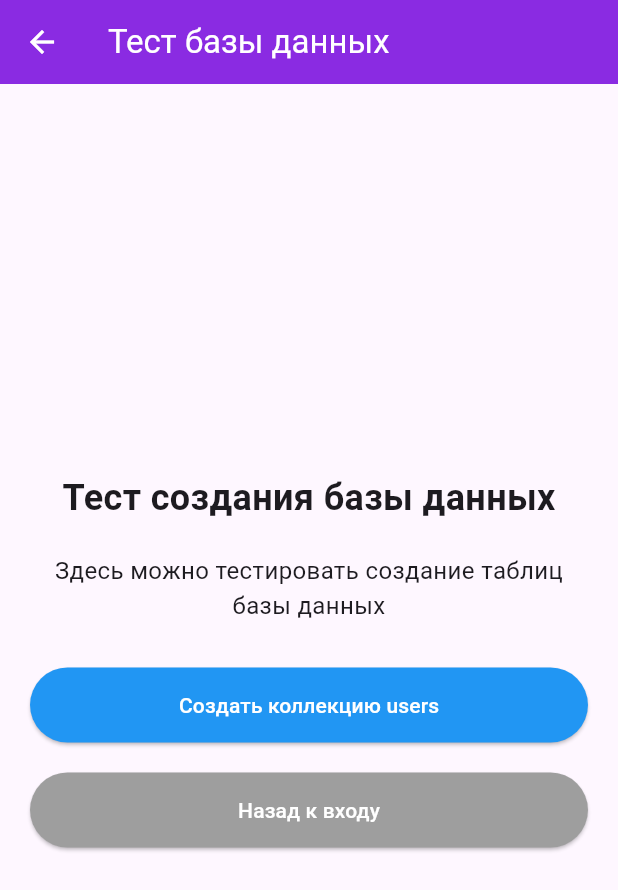
After one commit to neshika/oksana_shik, a Flutter app: the screen it shows after launch, after a tap on "Перейти к тесту базы данных", on a phone screen of 412 x 824 dp. The commit adds this screen. Shown: the top 890 px of the screen. Run offline on Flutter 3.47's test engine with Material 3 defaults, Android fonts, the light colour scheme and no system bars; our stand-ins replace cloud_firestore, dio, firebase_auth, firebase_core; accounts and stored records are empty.

Commit message:
создали таблицу users

```diff
--- /dev/null
+++ b/lib/models/user_model.dart
@@ -0,0 +1,37 @@
+import 'package:cloud_firestore/cloud_firestore.dart';
+
+class User {
+  final String uid;
+  final String email;
+  final String fullName;
+  final String phoneNumber;
+  final DateTime createdAt;
+
+  User({
+    required this.uid,
+    required this.email,
+    required this.fullName,
+    required this.phoneNumber,
+    required this.createdAt,
+  });
+
+  factory User.fromMap(Map<String, dynamic> map, String uid) {
+    return User(
+      uid: uid,
+      email: map['email'] ?? '',
+      fullName: map['fullName'] ?? '',
+      phoneNumber: map['phoneNumber'] ?? '',
+      createdAt: (map['createdAt'] as Timestamp?)?.toDate() ?? DateTime.now(),
+    );
+  }
+
+  Map<String, dynamic> toMap() {
+    return {
+      'uid': uid,
+      'email': email,
+      'fullName': fullName,
+      'phoneNumber': phoneNumber,
+      'createdAt': Timestamp.fromDate(createdAt),
+    };
+  }
+}
--- a/lib/screens/auth/login_screen.dart
+++ b/lib/screens/auth/login_screen.dart
@@ -1,5 +1,6 @@
 // lib/screens/auth/login_screen.dart
 import 'package:flutter/material.dart';
+import 'package:oksana_shik/screens/auth/test_screen.dart';
 import 'package:oksana_shik/utils/theme.dart';
 import 'package:firebase_auth/firebase_auth.dart';
 
@@ -134,6 +135,27 @@ class LoginScreen extends StatelessWidget {
                   TextButton.styleFrom(foregroundColor: AppTheme.primaryColor),
               child: const Text('Зарегистрироваться'),
             ),
+            // Новая кнопка для перехода на экран Test
+            const SizedBox(height: 20),
+            SizedBox(
+              width: double.infinity,
+              height: 50,
+              child: ElevatedButton(
+                onPressed: () {
+                  // Переход на экран Test
+                  Navigator.push(
+                    context,
+                    MaterialPageRoute(builder: (context) => const TestScreen()),
+                  );
+                },
+                style: ElevatedButton.styleFrom(
+                  backgroundColor:
+                      Colors.green, // Зеленый цвет для тестовой кнопки
+                  foregroundColor: Colors.white,
+                ),
+                child: const Text('Перейти к тесту базы данных'),
+              ),
+            ),
           ],
         ),
       ),
--- /dev/null
+++ b/lib/screens/auth/test_screen.dart
@@ -0,0 +1,97 @@
+// lib/screens/auth/test_screen.dart
+import 'package:flutter/material.dart';
+import 'package:oksana_shik/utils/theme.dart';
+import 'package:oksana_shik/services/firestore_service.dart';
+
+class TestScreen extends StatelessWidget {
+  const TestScreen({super.key});
+
+  // Функция для создания коллекции users в Firestore
+  void createUsersCollection(BuildContext context) async {
+    try {
+      // Создаем тестового пользователя (для демонстрации)
+      await FirestoreService.createUser(
+        uid: 'test_user_123', // Уникальный ID пользователя
+        email: 'test@example.com',
+        fullName: 'Тестовый Пользователь',
+        phoneNumber: '+71234567890',
+      );
+
+      // Показываем сообщение об успешном создании
+      ScaffoldMessenger.of(context).showSnackBar(
+        const SnackBar(content: Text('Коллекция users создана!')),
+      );
+    } catch (e) {
+      // Показываем сообщение об ошибке
+      ScaffoldMessenger.of(context).showSnackBar(
+        SnackBar(content: Text('Ошибка: $e')),
+      );
+    }
+  }
+
+  @override
+  Widget build(BuildContext context) {
+    return Scaffold(
+      appBar: AppBar(
+        title: const Text('Тест базы данных'),
+        backgroundColor: AppTheme.primaryColor,
+        foregroundColor: AppTheme.backgroundColor,
+      ),
+      body: Padding(
+        padding: const EdgeInsets.all(20.0),
+        child: Column(
+          mainAxisAlignment: MainAxisAlignment.center,
+          children: [
+            const Text(
+              'Тест создания базы данных',
+              style: TextStyle(
+                fontSize: 24,
+                fontWeight: FontWeight.bold,
+              ),
+            ),
+            const SizedBox(height: 20),
+            const Text(
+              'Здесь можно тестировать создание таблиц базы данных',
+              textAlign: TextAlign.center,
+              style: TextStyle(fontSize: 16),
+            ),
+            const SizedBox(height: 30),
+
+            // Кнопка для создания коллекции users
+            SizedBox(
+              width: double.infinity,
+              height: 50,
+              child: ElevatedButton(
+                onPressed: () => createUsersCollection(context),
+                style: ElevatedButton.styleFrom(
+                  backgroundColor: Colors.blue, // Синий цвет
+                  foregroundColor: Colors.white,
+                ),
+                child: const Text('Создать коллекцию users'),
+              ),
+            ),
+
+            const SizedBox(height: 20),
+
+            // Кнопка для перехода обратно
+            SizedBox(
+              width: double.infinity,
+              height: 50,
+              child: ElevatedButton(
+                onPressed: () {
+                  // Возвращаемся на экран входа
+                  Navigator.pop(context);
+                },
+                style: ElevatedButton.styleFrom(
+                  backgroundColor: Colors.grey, // Серый цвет
+                  foregroundColor: Colors.white,
+                ),
+                child: const Text('Назад к входу'),
+              ),
+            ),
+          ],
+        ),
+      ),
+    );
+  }
+}
--- /dev/null
+++ b/lib/services/firestore_service.dart
@@ -0,0 +1,43 @@
+import 'package:cloud_firestore/cloud_firestore.dart';
+import 'package:oksana_shik/models/user_model.dart';
+
+class FirestoreService {
+  static final FirebaseFirestore _firestore = FirebaseFirestore.instance;
+
+  // Создание нового пользователя
+  static Future<void> createUser({
+    required String uid,
+    required String email,
+    required String fullName,
+    required String phoneNumber,
+  }) async {
+    try {
+      await _firestore.collection('users').doc(uid).set({
+        'uid': uid,
+        'email': email,
+        'fullName': fullName,
+        'phoneNumber': phoneNumber,
+        'createdAt': FieldValue.serverTimestamp(),
+      });
+      print('Пользователь успешно создан!');
+    } catch (e) {
+      print('Ошибка при создании пользователя: $e');
+      rethrow;
+    }
+  }
+
+  // Получение пользователя по UID
+  static Future<User?> getUserById(String uid) async {
+    try {
+      DocumentSnapshot doc =
+          await _firestore.collection('users').doc(uid).get();
+      if (doc.exists) {
+        return User.fromMap(doc.data() as Map<String, dynamic>, uid);
+      }
+      return null;
+    } catch (e) {
+      print('Ошибка при получении пользователя: $e');
+      return null;
+    }
+  }
+}
--- a/pubspec.yaml
+++ b/pubspec.yaml
@@ -43,6 +43,7 @@ dependencies:
    sdk: flutter
   table_calendar: ^3.1.3
   firebase_auth: ^6.0.1
+  cloud_firestore: ^6.0.0
 
 
 dev_dependencies:
```
Also changed, not shown: pubspec.lock, 3 other files.
